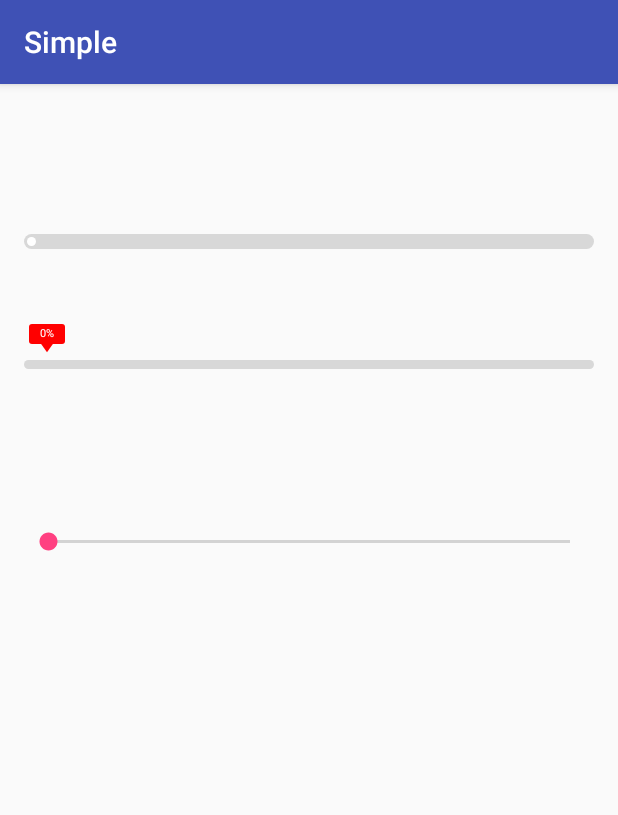
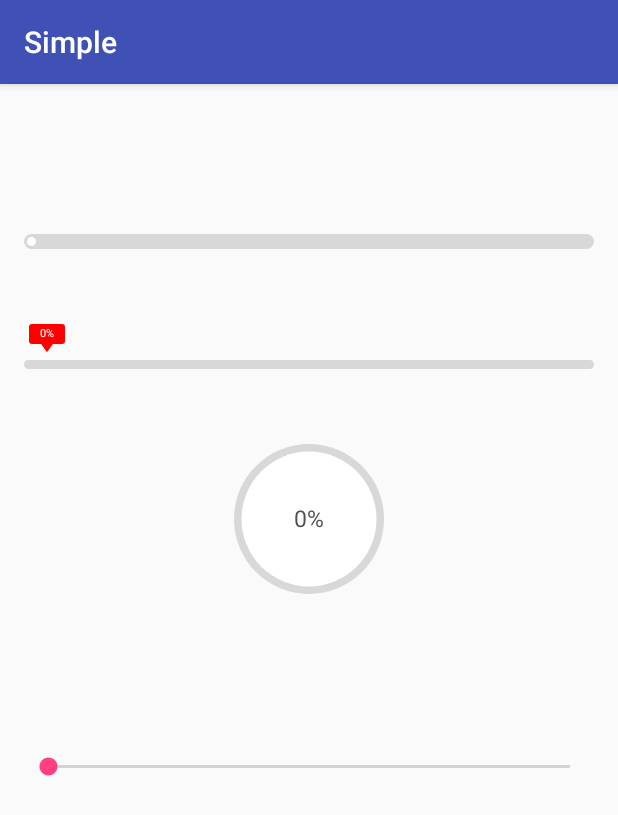
Before and after one commit to liihuu/ProgressBar, an Android app: the screen it shows after launch (MainActivity), on a phone screen of 412 x 824 dp. Shown: the top 815 px of the screen. Run offline under Robolectric (Android 15) with nearby library versions, the phone set to English and light mode, and no system bars.

Commit message:
新增圆型进度条

```diff
--- a/ProgressBar/Simple/src/main/java/com/geqian/simple/MainActivity.java
+++ b/ProgressBar/Simple/src/main/java/com/geqian/simple/MainActivity.java
@@ -4,6 +4,7 @@ import android.support.v7.app.AppCompatActivity;
 import android.os.Bundle;
 import android.widget.SeekBar;
 
+import com.geqian.progressbar.CircleProgressBar;
 import com.geqian.progressbar.FloatTextProgressBar;
 import com.geqian.progressbar.ProgressBar;
 
@@ -19,11 +20,14 @@ public class MainActivity extends AppCompatActivity {
 
         final FloatTextProgressBar floatTextProgressBar = (FloatTextProgressBar) findViewById(R.id.floatTextProgressBar);
 
+        final CircleProgressBar circleProgressBar = (CircleProgressBar) findViewById(R.id.circleProgressBar);
+
         seekBar.setOnSeekBarChangeListener(new SeekBar.OnSeekBarChangeListener() {
             @Override
             public void onProgressChanged(SeekBar seekBar, int progress, boolean fromUser) {
                 progressBar.setProgress(progress);
                 floatTextProgressBar.setProgress(progress);
+                circleProgressBar.setProgress(progress);
             }
 
             @Override
--- a/ProgressBar/Simple/src/main/res/layout/activity_main.xml
+++ b/ProgressBar/Simple/src/main/res/layout/activity_main.xml
@@ -3,9 +3,11 @@
     xmlns:app="http://schemas.android.com/apk/res-auto"
     android:orientation="vertical"
     android:layout_width="match_parent"
+    android:gravity="center_horizontal"
     android:paddingLeft="@dimen/activity_horizontal_margin"
     android:paddingRight="@dimen/activity_horizontal_margin"
     android:layout_height="match_parent">
+
     <com.geqian.progressbar.ProgressBar
         android:id="@+id/progressBar"
         android:layout_marginTop="100dp"
@@ -28,9 +30,20 @@
         app:rectColor="#ff0000"
         app:textColor="#fff"/>
 
+    <com.geqian.progressbar.CircleProgressBar
+        android:id="@+id/circleProgressBar"
+        android:layout_width="100dp"
+        android:layout_height="100dp"
+        android:layout_marginTop="50dp"
+        app:backgroundColor="#d8d8d8"
+        app:startFillColor="#ff0000"
+        app:progressWidth="5dp"
+        app:textColor="#505050"/>
+
     <SeekBar
         android:id="@+id/seekBar"
         android:layout_width="match_parent"
         android:layout_marginTop="100dp"
-        android:layout_height="30dp" />
+        android:layout_height="30dp"
+        />
 </LinearLayout>
--- /dev/null
+++ b/ProgressBar/progressbar/src/main/java/com/geqian/progressbar/CircleProgressBar.java
@@ -0,0 +1,90 @@
+package com.geqian.progressbar;
+
+import android.content.Context;
+import android.content.res.TypedArray;
+import android.graphics.Canvas;
+import android.graphics.RectF;
+import android.util.AttributeSet;
+
+/**
+ * Created by woniu on 16/7/8.
+ */
+public class CircleProgressBar extends AbsProgressBar {
+
+    /**文字大小*/
+    private float textSize;
+
+    /**进度条宽度*/
+    private float progressWidth;
+
+    /**进度条填充色*/
+    private int fillColor;
+
+    public CircleProgressBar(Context context) {
+        super(context);
+    }
+
+    public CircleProgressBar(Context context, AttributeSet attrs) {
+        super(context, attrs);
+    }
+
+    public CircleProgressBar(Context context, AttributeSet attrs, int defStyleAttr) {
+        super(context, attrs, defStyleAttr);
+    }
+
+    @Override
+    protected void initAttr(TypedArray a) {
+        super.initAttr(a);
+        textSize = a.getDimension(R.styleable.progressBar_textSize, dip2px(15));
+        fillColor = a.getColor(R.styleable.progressBar_startFillColor, 0xffff0000);
+        progressWidth = a.getDimension(R.styleable.progressBar_progressWidth, dip2px(3));
+    }
+
+    @Override
+    public void drawProgress(Canvas canvas) {
+        //绘制外环
+        paint.setColor(backgroundColor);
+        canvas.drawCircle(width / 2, height / 2, width / 2, paint);
+
+        //绘制进度
+        paint.setColor(fillColor);
+        RectF rectF = new RectF(0, 0, width, height);
+        canvas.drawArc(rectF, -90, (float)(progress / 100.0 * 360), true, paint);
+
+        //绘制内环
+        paint.setColor(0xffffffff);
+        canvas.drawCircle(width / 2, height / 2, width / 2 - progressWidth, paint);
+    }
+
+    @Override
+    public void drawText(Canvas canvas) {
+        float textWidth = paint.measureText(progress + "%");
+        paint.setTextSize(textSize);
+        paint.setColor(textColor);
+        canvas.drawText(progress + "%", width / 2 - textWidth / 2, height / 2 + textSize / 3, paint);
+    }
+
+    /**
+     * 设置进度条宽度
+     * @param progressWidth
+     */
+    public void setProgressWidth(float progressWidth) {
+        this.progressWidth = progressWidth;
+    }
+
+    /**
+     * 设置进度条填充色
+     * @param fillColor
+     */
+    public void setFillColor(int fillColor) {
+        this.fillColor = fillColor;
+    }
+
+    /**
+     * 设置文字大小
+     * @param textSize
+     */
+    public void setTextSize(float textSize) {
+        this.textSize = textSize;
+    }
+}
--- a/ProgressBar/progressbar/src/main/res/values/attr.xml
+++ b/ProgressBar/progressbar/src/main/res/values/attr.xml
@@ -12,6 +12,8 @@
         <attr name="triangleColor" format="reference|color" />
         <attr name="rectColor" format="reference|color" />
         <attr name="textColor" format="reference|color" />
+        <attr name="textSize" format="dimension|reference"/>
+        <attr name="progressWidth" format="dimension|reference"/>
     </declare-styleable>
 
 </resources>
```
